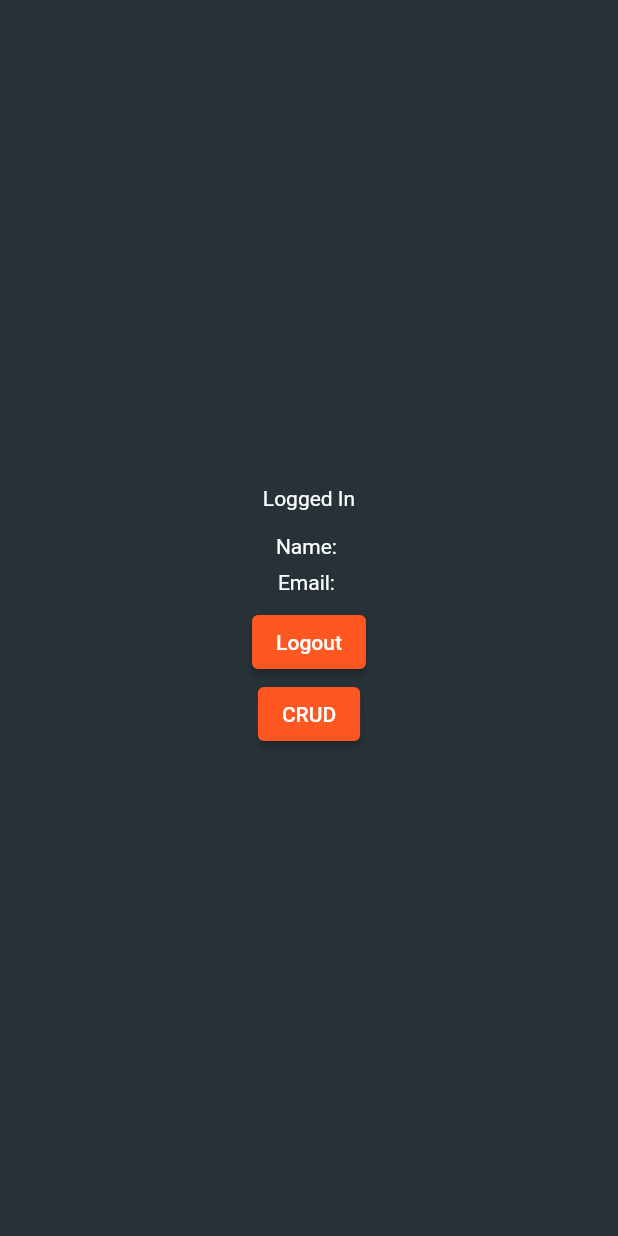
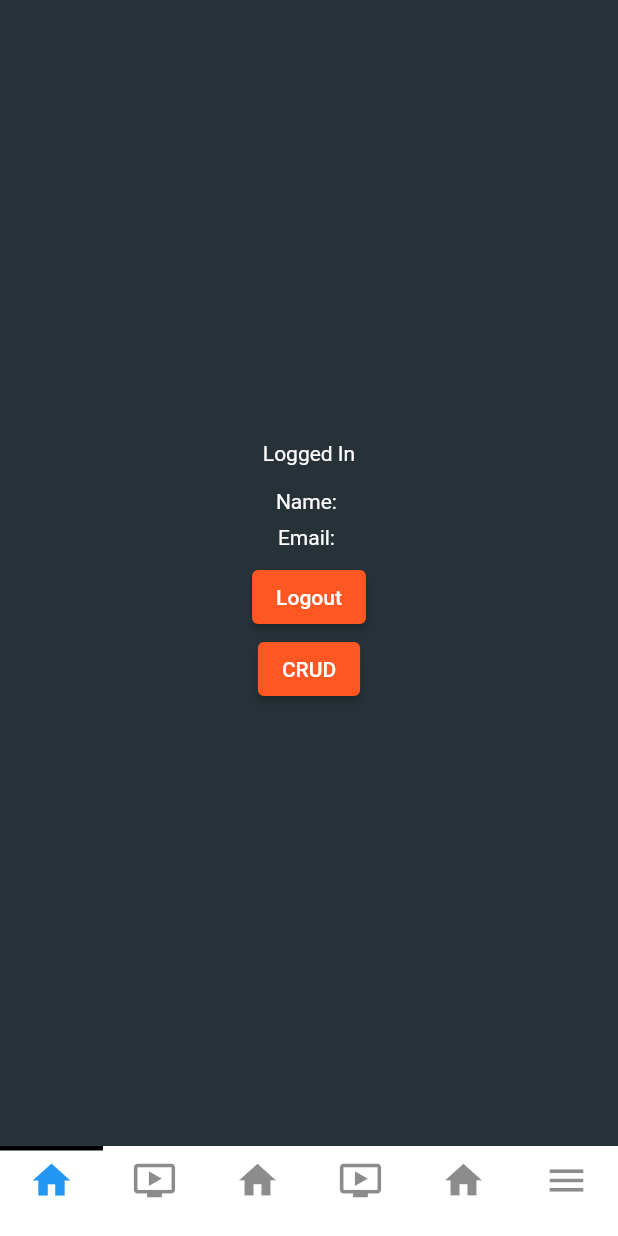
Before and after one commit to lakshanmaheshka/RT-GEM, a Flutter app: the screen it shows once a user with an empty profile is signed in, on a phone screen of 412 x 824 dp. Run offline on Flutter 3.47's test engine with Material 2 defaults, Android fonts, the phone set to English and light mode, and no system bars; our stand-ins replace cloud_firestore, firebase_auth, firebase_core, font_awesome_flutter, google_sign_in; accounts and stored records are empty.

Commit message:
added nav_screen with responsive tabbar and appbar

```diff
--- a/lib/sample/screens/add_screen.dart
+++ b/lib/screens/crud/add_screen.dart
@@ -1,7 +1,7 @@
 import 'package:flutter/material.dart';
-import 'package:rt_gem/sample/res/custom_colors.dart';
-import 'package:rt_gem/sample/widgets/add_item_form.dart';
-import 'package:rt_gem/sample/widgets/app_bar_title.dart';
+import 'package:rt_gem/utils/custom_colors.dart';
+import 'package:rt_gem/widgets/crud/add_item_form.dart';
+import 'package:rt_gem/widgets/crud/app_bar_title.dart';
 
 class AddScreen extends StatelessWidget {
   final FocusNode _titleFocusNode = FocusNode();
--- a/lib/sample/screens/login_screen.dart
+++ b/lib/screens/crud/login_screen.dart
@@ -1,7 +1,7 @@
 import 'package:firebase_core/firebase_core.dart';
 import 'package:flutter/material.dart';
-import 'package:rt_gem/sample/res/custom_colors.dart';
-import 'package:rt_gem/sample/widgets/login_form.dart';
+import 'package:rt_gem/utils/custom_colors.dart';
+import 'package:rt_gem/widgets/crud/login_form.dart';
 
 class LoginScreen extends StatefulWidget {
   @override
--- a/lib/screens/main_page.dart
+++ b/lib/screens/main_page.dart
@@ -1,5 +1,6 @@
 import 'package:rt_gem/screens/login_page.dart';
 import 'package:rt_gem/provider/google_sign_in.dart';
+import 'package:rt_gem/screens/nav_screen.dart';
 import 'package:rt_gem/widgets/background_painter.dart';
 import 'package:rt_gem/screens/home_page.dart';
 import 'package:firebase_auth/firebase_auth.dart';
@@ -17,7 +18,7 @@ class MainPage extends StatelessWidget {
             if (provider.isSigningIn!) {
               return buildLoading();
             } else if (snapshot.hasData) {
-              return HomePage();
+              return NavScreen();
             } else {
               return LoginPage();
             }
--- /dev/null
+++ b/lib/screens/nav_screen.dart
@@ -0,0 +1,65 @@
+import 'package:flutter/material.dart';
+import 'package:rt_gem/widgets/widgets.dart';
+
+import 'home_page.dart';
+
+class NavScreen extends StatefulWidget {
+  @override
+  _NavScreenState createState() => _NavScreenState();
+}
+
+class _NavScreenState extends State<NavScreen> {
+  final List<Widget> _screens = [
+    HomePage(),
+    Scaffold(),
+    Scaffold(),
+    Scaffold(),
+    Scaffold(),
+    Scaffold(),
+  ];
+  final List<IconData> _icons = const [
+    Icons.home,
+    Icons.ondemand_video,
+    Icons.home,
+    Icons.ondemand_video,
+    Icons.home,
+    Icons.menu,
+  ];
+  int _selectedIndex = 0;
+
+  @override
+  Widget build(BuildContext context) {
+    final Size screenSize = MediaQuery.of(context).size;
+    return DefaultTabController(
+      length: _icons.length,
+      child: Scaffold(
+        appBar: Responsive.isDesktop(context)
+            ? PreferredSize(
+                preferredSize: Size(screenSize.width, 100.0),
+                child: CustomAppBar(
+                  //currentUser: currentUser,
+                  icons: _icons,
+                  selectedIndex: _selectedIndex,
+                   onTap: (index) => setState(() => _selectedIndex = index),
+                ),
+              )
+            : null,
+        body: IndexedStack(
+          index: _selectedIndex,
+          children: _screens,
+        ),
+        bottomNavigationBar: !Responsive.isDesktop(context)
+            ? Container(
+                padding: const EdgeInsets.only(bottom: 12.0),
+                color: Colors.white,
+                child: CustomTabBar(
+                  icons: _icons,
+                  selectedIndex: _selectedIndex,
+                  onTap: (index) => setState(() => _selectedIndex = index),
+                ),
+              )
+            : const SizedBox.shrink(),
+      ),
+    );
+  }
+}
--- a/lib/sample/widgets/add_item_form.dart
+++ b/lib/widgets/crud/add_item_form.dart
@@ -1,7 +1,7 @@
 import 'package:flutter/material.dart';
-import 'package:rt_gem/sample/res/custom_colors.dart';
-import 'package:rt_gem/sample/utils/database.dart';
-import 'package:rt_gem/sample/utils/validator.dart';
+import 'package:rt_gem/utils/custom_colors.dart';
+import 'package:rt_gem/utils/database.dart';
+import 'package:rt_gem/utils/validator.dart';
 
 import 'custom_form_field.dart';
 
--- a/lib/widgets/crud/edit_item_form.dart
+++ b/lib/widgets/crud/edit_item_form.dart
@@ -1,7 +1,7 @@
 import 'package:flutter/material.dart';
-import 'package:rt_gem/sample/res/custom_colors.dart';
-import 'package:rt_gem/sample/utils/database.dart';
-import 'package:rt_gem/sample/utils/validator.dart';
+import 'package:rt_gem/utils/custom_colors.dart';
+import 'package:rt_gem/utils/database.dart';
+import 'package:rt_gem/utils/validator.dart';
 
 
 import 'custom_form_field.dart';
--- a/lib/widgets/crud/item_list.dart
+++ b/lib/widgets/crud/item_list.dart
@@ -1,8 +1,8 @@
 import 'package:cloud_firestore/cloud_firestore.dart';
 import 'package:flutter/material.dart';
-import 'package:rt_gem/sample/res/custom_colors.dart';
-import 'package:rt_gem/sample/screens/edit_screen.dart';
-import 'package:rt_gem/sample/utils/database.dart';
+import 'package:rt_gem/screens/crud/edit_screen.dart';
+import 'package:rt_gem/utils/custom_colors.dart';
+import 'package:rt_gem/utils/database.dart';
 
 class ItemList extends StatelessWidget {
   @override
--- /dev/null
+++ b/lib/widgets/custom_tab_bar.dart
@@ -0,0 +1,55 @@
+import 'package:flutter/material.dart';
+
+class CustomTabBar extends StatelessWidget {
+  final List<IconData> icons;
+  final int selectedIndex;
+  final Function(int) onTap;
+  final bool isBottomIndicator;
+
+  const CustomTabBar({
+    Key? key,
+    required this.icons,
+    required this.selectedIndex,
+    required this.onTap,
+    this.isBottomIndicator = false,
+  }) : super(key: key);
+
+  @override
+  Widget build(BuildContext context) {
+    return TabBar(
+      indicatorPadding: EdgeInsets.zero,
+      indicator: BoxDecoration(
+        border: isBottomIndicator
+            ? Border(
+                bottom: BorderSide(
+                  //color: Palette.facebookBlue,
+                  width: 3.0,
+                ),
+              )
+            : Border(
+                top: BorderSide(
+                  //color: Palette.facebookBlue,
+                  width: 3.0,
+                ),
+              ),
+      ),
+      tabs: icons
+          .asMap()
+          .map((i, e) => MapEntry(
+                i,
+                Tab(
+                  icon: Icon(
+                    e,
+                    color: i == selectedIndex
+                        ? Colors.blue
+                        : Colors.black45,
+                    size: 30.0,
+                  ),
+                ),
+              ))
+          .values
+          .toList(),
+      onTap: onTap,
+    );
+  }
+}
--- /dev/null
+++ b/lib/widgets/widgets.dart
@@ -0,0 +1,5 @@
+export 'profile_avatar.dart';
+export 'custom_tab_bar.dart';
+export 'responsive.dart';
+export 'custom_app_bar.dart';
+export 'user_card.dart';
```
Also changed, not shown: lib/screens/crud/dashboard_screen.dart (renamed from lib/sample/screens/dashboard_screen.dart, +4 -4 lines), lib/screens/crud/edit_screen.dart (renamed from lib/sample/screens/edit_screen.dart, +4 -4 lines), lib/widgets/crud/login_form.dart (+4 -4 lines), lib/widgets/custom_app_bar.dart (added, +80 -0 lines), lib/widgets/profile_avatar.dart (added, +49 -0 lines), lib/widgets/responsive.dart (added, +39 -0 lines), lib/widgets/user_card.dart (added, +33 -0 lines), assets/images/profile.jpg (added).
